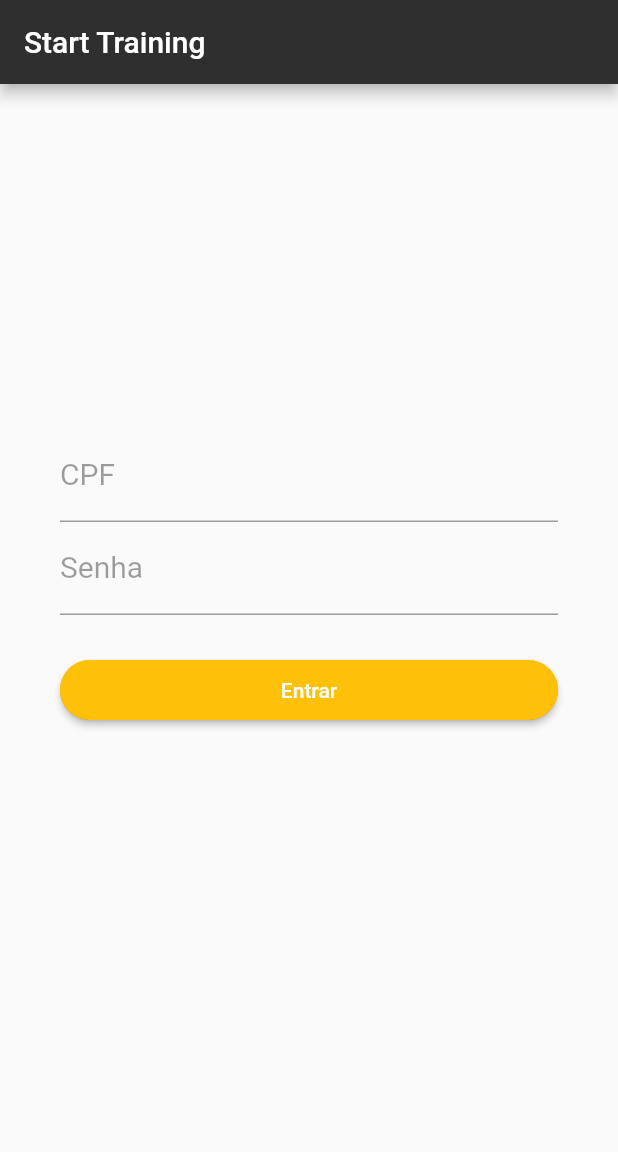
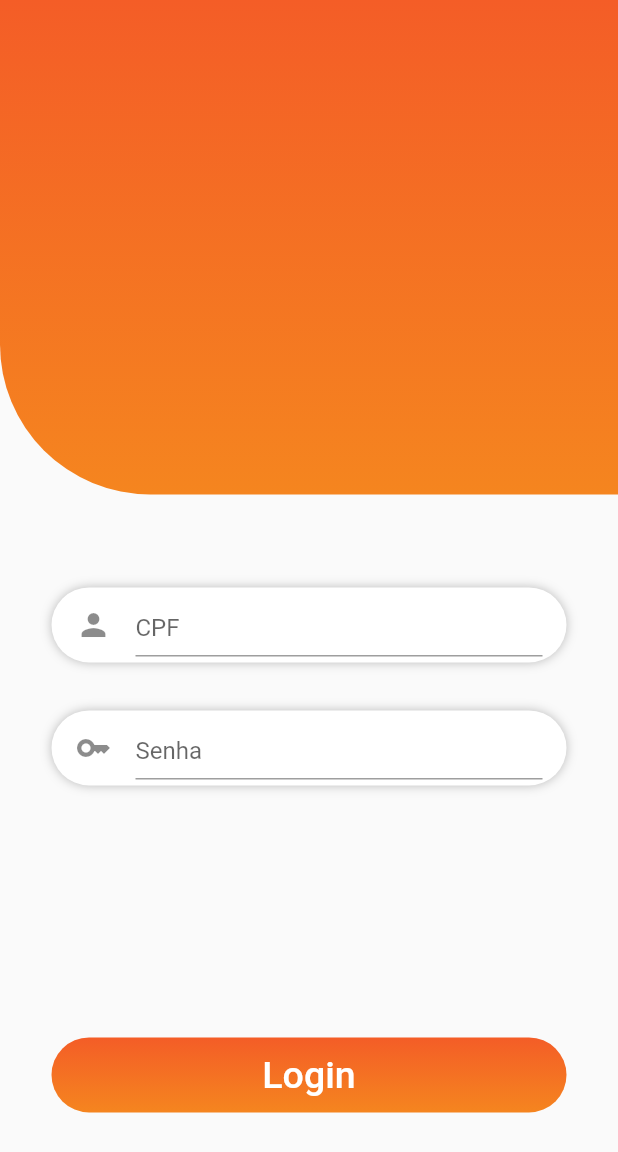
Before and after one commit to FranciscoGabrielCavalcanteCandido/Starting-Training-PI2, a Flutter app: the screen it shows after launch, on a phone screen of 412 x 824 dp. Shown: the top 1152 px of the screen. Run offline on Flutter 3.47's test engine with Material 2 defaults, Android fonts, the phone set to English and light mode, and no system bars; our stand-ins replace sqflite; missing offline and left inert: dart:html; accounts and stored records are empty.

Commit message:
Eduardo - Estilisando a home page

```diff
--- a/lib/app/dao/personalDAO.dart
+++ b/lib/app/dao/personalDAO.dart
@@ -54,7 +54,6 @@ class PersonalDAO {
     return linhasAfetadas > 0;
   }
 
-
   Future<bool> excluirPersonal(int id) async {
     try {
       const sql = 'DELETE FROM personal WHERE id = ?';
@@ -91,12 +90,25 @@ class PersonalDAO {
   }
 
   @override
-  Future<List<Map<String, Object?>>> listarPersonal() async {
+  Future<List<PersonalTreiner>> listarPersonal() async {
     const sql = 'SELECT * FROM personal';
     db = await Conexao.getConexao();
     List<Map<String, Object?>> resultado = (await db.rawQuery(sql));
     if (resultado.isEmpty) throw Exception('Sem registros');
-
-    return resultado;
+    List<PersonalTreiner> personais = resultado.map((resultado) {
+      return PersonalTreiner(
+          id: resultado['id'],
+          nome: resultado['nome'],
+          CPF: resultado['CPF'],
+          telefone: resultado['telefone'],
+          dataNascimento: resultado['dataNascimento'],
+          endereco: resultado['endereco'],
+          status: resultado['status'],
+          senha: resultado['senha'],
+          permissao: resultado['permissao'],
+          cref: resultado['cref'].toString(),
+          validadeCref: resultado['validadeCref']);
+    }).toList();
+    return personais;
   }
 }
--- a/lib/app/my_app.dart
+++ b/lib/app/my_app.dart
@@ -20,7 +20,7 @@ class MyApp extends StatelessWidget {
       debugShowCheckedModeBanner: false,
       title: 'Starting Training',
       theme: ThemeData(
-        primarySwatch: Colors.blue,
+        primarySwatch: Colors.deepOrange,
       ),
       routes: {
         '/': (context) => MyHomePage(title: "Start Training"),
--- a/lib/app/view/admPage.dart
+++ b/lib/app/view/admPage.dart
@@ -28,7 +28,7 @@ class AdmPage extends StatelessWidget {
               child: ElevatedButton(
                 child: Text("Personal"),
                 onPressed: () =>
-                    Navigator.popAndPushNamed(context, "/listPersonalPage"),
+                    Navigator.pushNamed(context, "/listPersonalPage"),
               ),
             ),
             Container(
--- /dev/null
+++ b/lib/app/view/components/botao_entrar.dart
@@ -0,0 +1,53 @@
+import 'package:flutter/material.dart';
+import 'package:flutter/src/foundation/key.dart';
+import 'package:flutter/src/widgets/container.dart';
+import 'package:flutter/src/widgets/framework.dart';
+
+class ButtonEntrar extends StatelessWidget {
+  ButtonEntrar(
+      {Key? key,
+      required this.icone,
+      required this.rotulo,
+      required this.cor,
+      required this.borda,
+      required this.acao})
+      : super(key: key);
+
+  Icon icone;
+  String rotulo;
+  Color cor;
+  OutlinedBorder borda;
+  VoidCallback acao;
+
+  @override
+  Widget build(BuildContext context) {
+    return Container(
+      width: MediaQuery.of(context).size.width / 1.2,
+      height: 50,
+      decoration: const BoxDecoration(
+          gradient: LinearGradient(
+            colors: [
+              Color(0xfff45d27),
+              Color(0xFFf5851f),
+            ],
+            begin: Alignment.topCenter,
+            end: Alignment.bottomCenter,
+          ),
+          borderRadius: BorderRadius.all(Radius.circular(50))),
+      child: SizedBox.expand(
+        child: TextButton(
+          onPressed: acao,
+          child: Row(
+            mainAxisAlignment: MainAxisAlignment.center,
+            children: [
+              Text(
+                rotulo,
+                style: const TextStyle(fontSize: 25, color: Colors.white),
+              ),
+            ],
+          ),
+        ),
+      ),
+    );
+  }
+}
--- /dev/null
+++ b/lib/app/view/components/criar_campo_input-login.dart
@@ -0,0 +1,59 @@
+import 'package:flutter/material.dart';
+
+class CampoTextoLogin extends StatelessWidget {
+  String rotulo;
+  ValueChanged<String>? vincularCampo;
+  Icon icone;
+  TextInputType tipo;
+  String? valorInicial;
+  String? retornoValidador;
+  bool visibilidade = false;
+
+  CampoTextoLogin(
+      {Key? key,
+      required this.icone,
+      required this.visibilidade,
+      required this.rotulo,
+      required this.tipo,
+      required this.vincularCampo,
+      required this.retornoValidador})
+      : super(key: key);
+
+  @override
+  Widget build(BuildContext context) {
+    return Container(
+      height: 50,
+      width: MediaQuery.of(context).size.width / 1.2,
+      padding: const EdgeInsets.only(
+        top: 4,
+        bottom: 4,
+        right: 16,
+        left: 16,
+      ),
+      decoration: BoxDecoration(
+          borderRadius: BorderRadius.circular(50),
+          color: Colors.white,
+          boxShadow: const [
+            BoxShadow(
+              color: Colors.black26,
+              blurRadius: 5,
+            ),
+          ]),
+      child: TextFormField(
+        keyboardType: tipo,
+        onChanged: vincularCampo,
+        decoration: InputDecoration(
+          icon: icone,
+          hintText: rotulo,
+        ),
+        initialValue: valorInicial ??= '',
+        obscureText: visibilidade,
+        validator: (String? value) {
+          if (value == null || value.isEmpty) {
+            return retornoValidador;
+          }
+        },
+      ),
+    );
+  }
+}
--- a/lib/app/view/my_homePage.dart
+++ b/lib/app/view/my_homePage.dart
@@ -1,4 +1,8 @@
 import 'package:flutter/material.dart';
+import 'package:starting_training/app/view/components/botao.dart';
+import 'package:starting_training/app/view/components/botao_entrar.dart';
+import 'package:starting_training/app/view/components/criar_campo_input-login.dart';
+import 'package:starting_training/app/view/components/criar_campo_input.dart';
 
 class MyHomePage extends StatefulWidget {
   const MyHomePage({Key? key, required this.title}) : super(key: key);
@@ -13,90 +17,77 @@ class _MyHomePageState extends State<MyHomePage> {
   String? CPF;
   String? senha;
   String? permissao;
+  final formeKey = GlobalKey<FormState>();
 
   definirRota(cpf, senha) {
     if (cpf == "000" && senha == "adm") {
-      Navigator.popAndPushNamed(context, "/admPage");
+      Navigator.pushNamed(context, "/admPage");
     } else if (cpf == "123" && senha == "personal") {
-      Navigator.popAndPushNamed(context, "/personalPage");
+      Navigator.pushNamed(context, "/personalPage");
     } else if (permissao == 'aluno') {}
   }
 
   @override
   Widget build(BuildContext context) {
     return Scaffold(
-      appBar: AppBar(
-        title: Text(widget.title),
-        backgroundColor: const Color.fromARGB(255, 47, 47, 47),
-      ),
       body: Container(
-        padding: const EdgeInsets.only(
-          top: 60,
-          left: 40,
-          right: 40,
-        ),
+        child: Form(
+          key: formeKey,
           child: ListView(
             children: <Widget>[
-            const SizedBox(
-              width: 150,
-              height: 150,
+              Container(
+                width: MediaQuery.of(context).size.width,
+                height: MediaQuery.of(context).size.height / 2.5,
+                decoration: const BoxDecoration(
+                  gradient: LinearGradient(
+                    colors: [
+                      Color(0xfff45d27),
+                      Color(0xFFf5851f),
+                    ],
+                    begin: Alignment.topCenter,
+                    end: Alignment.bottomCenter,
                   ),
-            const SizedBox(
-              height: 20,
-            ),
-            TextFormField(
-              keyboardType: TextInputType.number,
-              decoration: const InputDecoration(
-                labelText: "CPF",
-                labelStyle: TextStyle(
-                  color: Colors.black38,
-                  fontWeight: FontWeight.w400,
-                  fontSize: 20,
+                  borderRadius: BorderRadius.only(
+                    //bottomRight: Radius.circular(100),
+                    bottomLeft: Radius.circular(100),
                   ),
                 ),
-              onChanged: (text) {
-                CPF = text;
-              },
-            ),
-            const SizedBox(
-              width: 10,
-            ),
-            TextFormField(
-              keyboardType: TextInputType.text,
-              obscureText: true,
-              decoration: const InputDecoration(
-                labelText: "Senha",
-                labelStyle: TextStyle(
-                  color: Colors.black38,
-                  fontWeight: FontWeight.w400,
-                  fontSize: 20,
-                ),
-              ),
-              onChanged: (text) {
-                senha = text;
-              },
               ),
               Container(
-              height: 30,
+                height: MediaQuery.of(context).size.height / 2,
+                width: MediaQuery.of(context).size.width,
+                padding: const EdgeInsets.only(top: 62),
+                child: Column(
+                  children: [
+                    CampoTextoLogin(
+                        icone: const Icon(Icons.person),
+                        visibilidade: false,
+                        rotulo: 'CPF',
+                        tipo: TextInputType.number,
+                        vincularCampo: (value) => CPF = value,
+                        retornoValidador: 'Campo obrigatório'),
+                    SizedBox(
+                      height: 32,
                     ),
-            const SizedBox(
-              width: 20,
-            ),
-            Container(
-              height: 40,
-              width: 40,
-              decoration: BoxDecoration(
-                color: Colors.amber,
-                borderRadius: BorderRadius.circular(50.0),
-              ),
-              child: ElevatedButton(
-                style: ElevatedButton.styleFrom(
-                    primary: Colors.amber, shape: const StadiumBorder()),
-                child: const Text("Entrar"),
-                onPressed: () => definirRota(CPF, senha),
+                    CampoTextoLogin(
+                        icone: const Icon(Icons.key),
+                        visibilidade: true,
+                        rotulo: 'Senha',
+                        tipo: TextInputType.visiblePassword,
+                        vincularCampo: (value) => senha = value,
+                        retornoValidador: 'Campo obrigatório'),
+                    Spacer(),
+                    ButtonEntrar(
+                        rotulo: 'Login',
+                        icone: Icon(Icons.arrow_forward_ios_outlined),
+                        cor: Colors.amber,
+                        borda: StadiumBorder(),
+                        acao: () => definirRota(CPF, senha)),
+                  ],
                 ),
               ),
             ],
+          ),
         ),
       ),
       // This trailing comma makes auto-formatting nicer for build methods.
--- a/lib/app/view/personalView/listPersonalPage.dart
+++ b/lib/app/view/personalView/listPersonalPage.dart
@@ -1,5 +1,6 @@
 import 'package:flutter/material.dart';
 import 'package:starting_training/app/dao/personalDAO.dart';
+import 'package:starting_training/app/domain/entities/pessoaPersonal_trainer.dart';
 
 class ListPersonalPage extends StatefulWidget {
   const ListPersonalPage({Key? key}) : super(key: key);
@@ -32,7 +33,7 @@ class _ListPersonalPageState extends State<ListPersonalPage> {
       ),
       body: FutureBuilder(
         future: personalDAO.listarPersonal(),
-        builder: (context, AsyncSnapshot<List<Map<String, Object?>>> snapshot) {
+        builder: (context, AsyncSnapshot<List<PersonalTreiner>> snapshot) {
           if (!snapshot.hasData) return const CircularProgressIndicator();
           var lista = snapshot.data!;
           return ListView.builder(
@@ -40,8 +41,8 @@ class _ListPersonalPageState extends State<ListPersonalPage> {
               itemBuilder: (context, contador) {
                 var personal = lista[contador];
                 return ListTile(
-                  title: Text(personal["nome"].toString()),
-                  subtitle: Text(personal["id"].toString()),
+                  title: Text(personal.nome),
+                  subtitle: Text(personal.id),
                   trailing: SizedBox(
                       width: 100,
                       child: Row(
@@ -60,7 +61,7 @@ class _ListPersonalPageState extends State<ListPersonalPage> {
                             icon: const Icon(Icons.delete),
                             color: Colors.red,
                             onPressed: () => personalDAO
-                                .excluirPersonal(personal["id"] as int)
+                                .excluirPersonal(personal.id)
                                 .then((value) {
                               setState(() {});
                             }),
```
Lines whose indentation alone changed are shown as unchanged.
